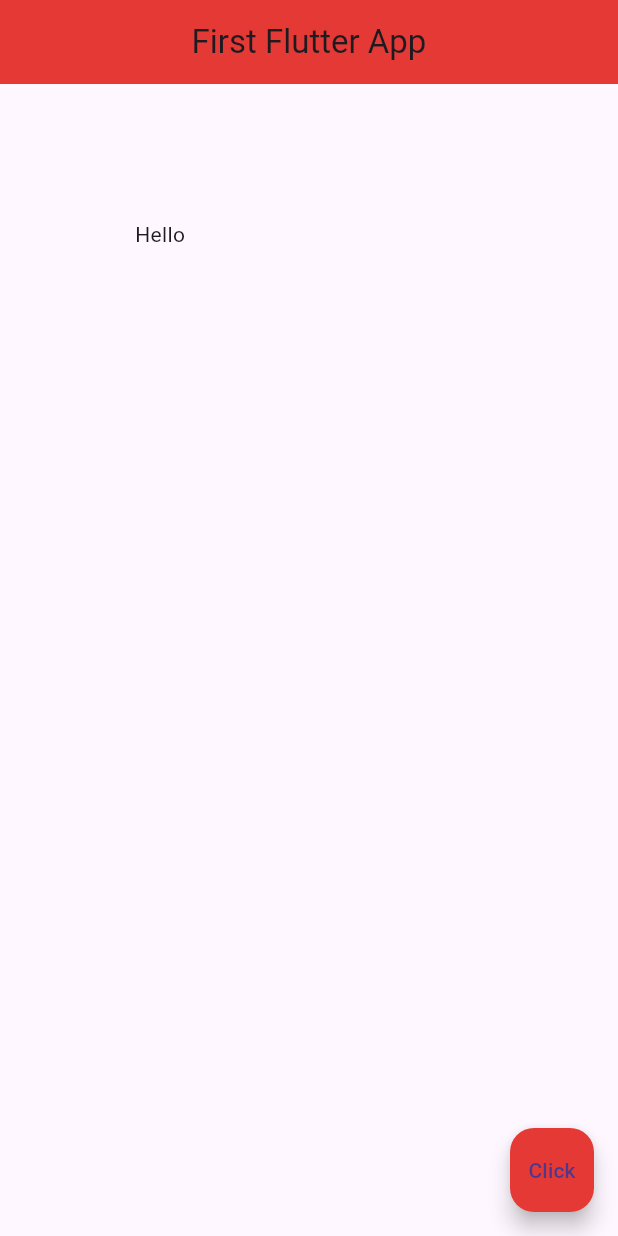
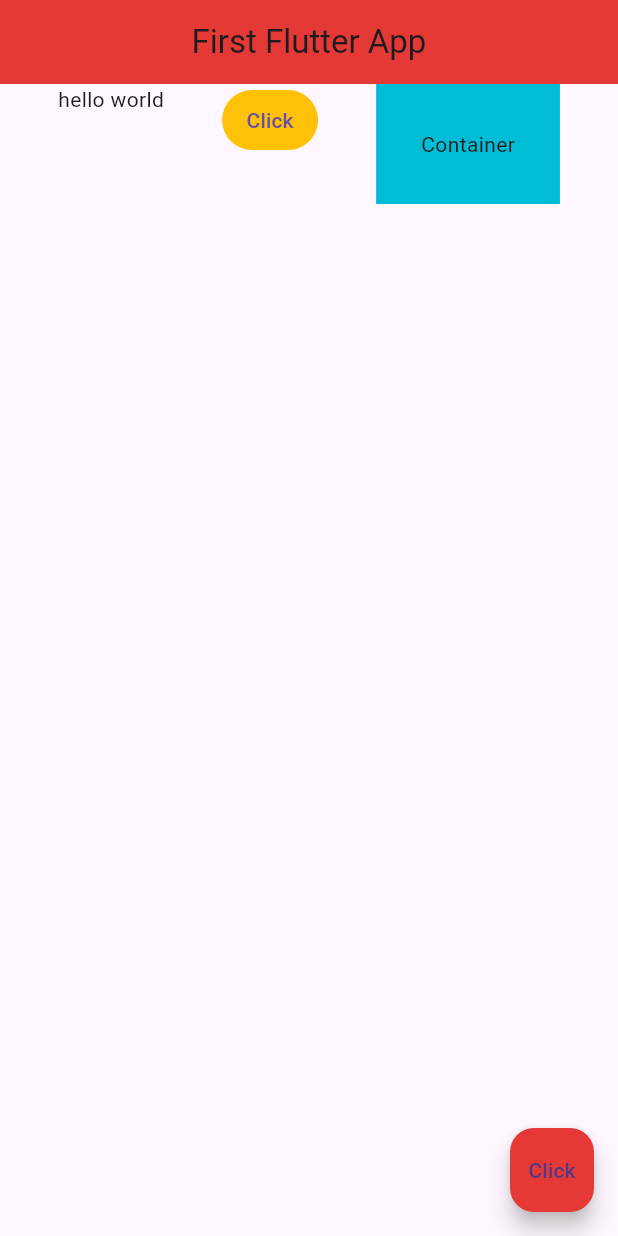
Before and after one commit to OwenLin-lwc/first_flutter_app, a Flutter app: the screen it shows after launch, on a phone screen of 412 x 824 dp. Run offline on Flutter 3.47's test engine with Material 3 defaults, Android fonts, the phone set to English and light mode, and no system bars.

Commit message:
#11 - Rows

```diff
--- a/lib/main.dart
+++ b/lib/main.dart
@@ -15,15 +15,23 @@ class Home extends StatelessWidget {
         centerTitle: true,
         backgroundColor: Colors.red[600],
       ),
-      // body: Container(
-      //   // padding: EdgeInsets.all(20),
-      //   // padding: EdgeInsets.symmetric(horizontal: 30, vertical: 10),
-      //   padding: EdgeInsets.fromLTRB(10, 20, 30, 40),
-      //   margin: EdgeInsets.all(30),
-      //   color: Colors.grey[400],
-      //   child: Text('Hello'),
-      // ),
-      body: Padding(padding: EdgeInsets.all(90), child: Text('Hello')),
+      body: Row(
+        mainAxisAlignment: MainAxisAlignment.spaceEvenly,
+        crossAxisAlignment: CrossAxisAlignment.start,
+        children: <Widget>[
+          Text('hello world'),
+          TextButton(
+            onPressed: () {},
+            style: TextButton.styleFrom(backgroundColor: Colors.amber),
+            child: Text('Click'),
+          ),
+          Container(
+            color: Colors.cyan,
+            padding: EdgeInsets.all(30),
+            child: Text('Container'),
+          ),
+        ],
+      ),
       floatingActionButton: FloatingActionButton(
         onPressed: () {
           print('Floating Action Button Pressed!');
```
